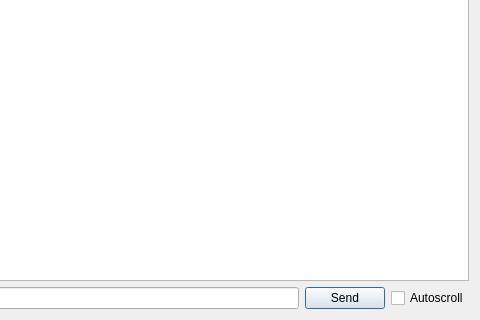
First picture: the form in gui/designerfiles/serialMonitor.ui, repository hmcontroller/ControlDemonstrator, before the edit; both pictures show x 765 to 1245 and y 149 to 469 of the 1245 by 469 pixel window.
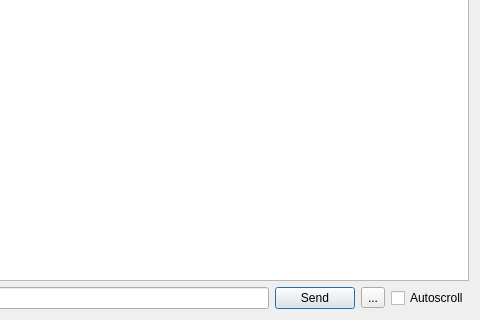
Second picture: the form after the edit.

Diff of the .ui file:
```diff
--- a/gui/designerfiles/serialMonitor.ui
+++ b/gui/designerfiles/serialMonitor.ui
@@ -37,6 +37,13 @@
          </property>
         </widget>
        </item>
+       <item>
+        <widget class="QToolButton" name="toolButtonPlay">
+         <property name="text">
+          <string>...</string>
+         </property>
+        </widget>
+       </item>
        <item>
         <widget class="QCheckBox" name="checkBoxAutoScroll">
          <property name="text">
```
